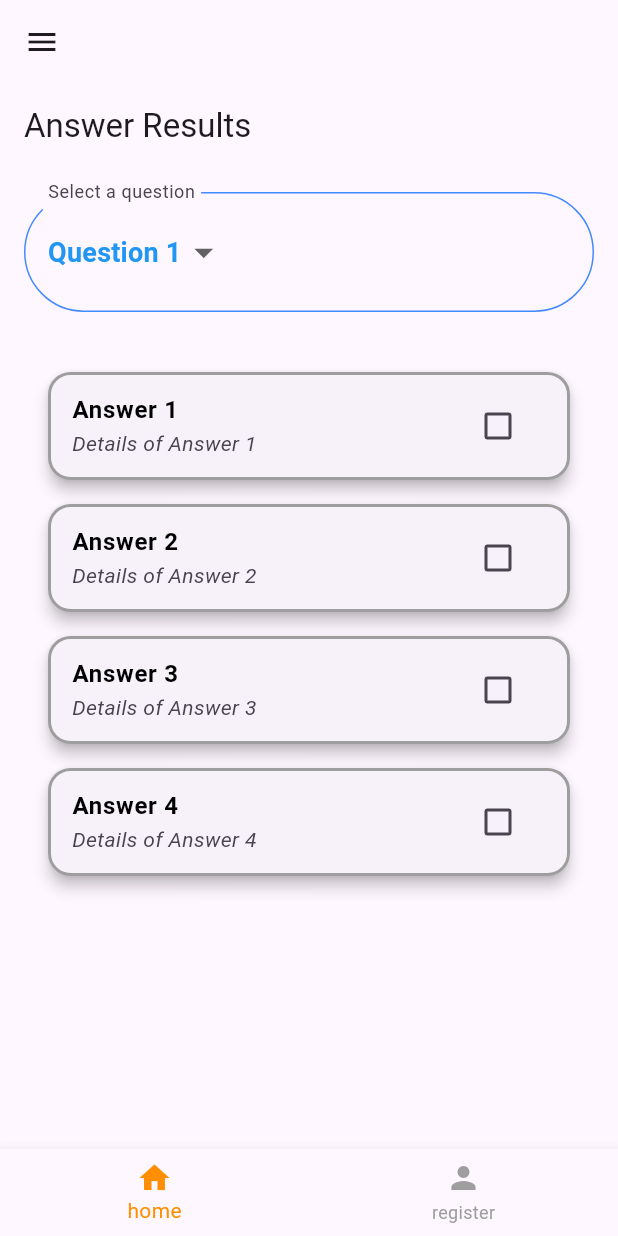
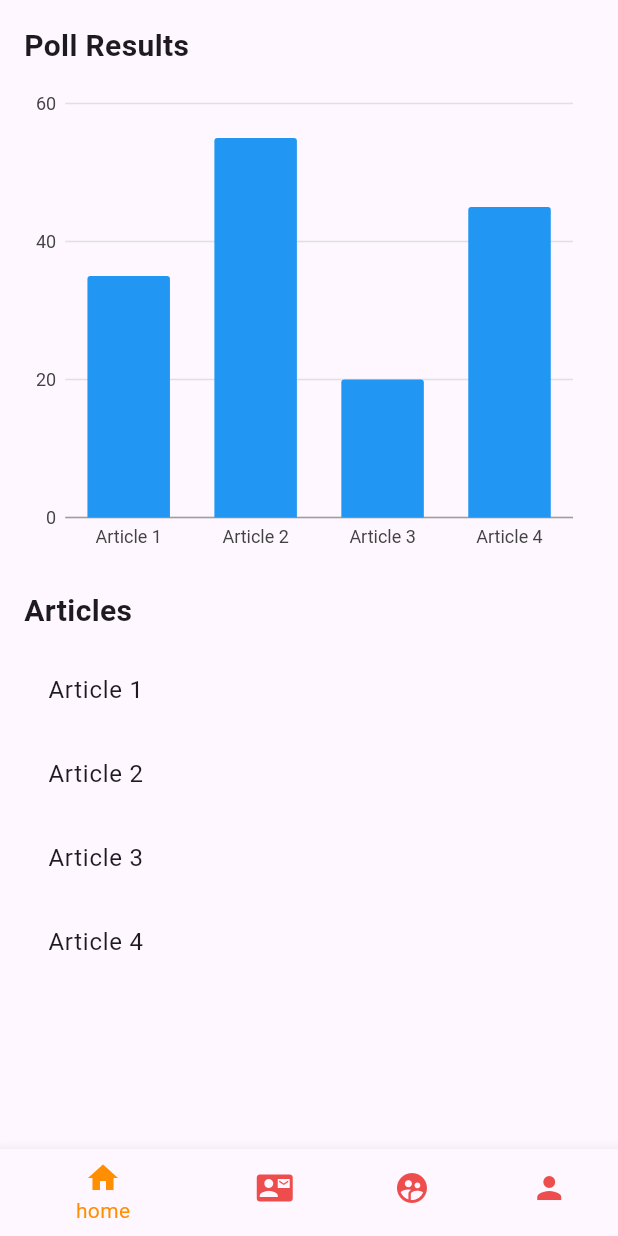
Before and after one commit to ktruong2702/Policy_Vote, a Flutter app: the Mainpage screen opened directly, on a phone screen of 412 x 824 dp. Run offline on Flutter 3.47's test engine with Material 3 defaults, Android fonts, the phone set to English and light mode, and no system bars; our stand-ins replace charts_flutter, cloud_firestore, firebase_core; accounts and stored records are empty; generated files the repository leaves out were written again.

Commit message:
Organize the layout

```diff
--- a/lib/mainpage.dart
+++ b/lib/mainpage.dart
@@ -1,6 +1,7 @@
 import 'package:bai3/model/user.dart';
 import 'package:bai3/page/createPoll.dart';
 import 'package:bai3/page/defulatwidget.dart';
+import 'package:bai3/page/home.dart';
 import 'package:bai3/page/login.dart';
 import 'package:bai3/page/recentPoll.dart';
 import 'package:bai3/page/resultPoll.dart';
@@ -27,15 +28,15 @@ class _MainpageState extends State<Mainpage> {
   }
 
   _loadWidget(int index) {
-    var nameWidgets = "SplashScreen";
     switch (index) {
       case 0:
         {
-          return const AnswerResultPage();
+          return  PollHomePage();
         }
+
       case 1:
         {
-          return const PollPage();
+          return const HomePage();
         }
       case 2:
         {
@@ -45,10 +46,7 @@ class _MainpageState extends State<Mainpage> {
         {
           return Detail(user: user);
         }
-      case 4:
-        {
-          return const SplashScreen();
-        }
+
       default:
         return const DefaultWidget(title: "None");
     }
@@ -57,69 +55,20 @@ class _MainpageState extends State<Mainpage> {
   @override
   Widget build(BuildContext context) {
     return Scaffold(
-      appBar: AppBar(),
-      drawer: Drawer(
-          child: ListView(
-        padding: EdgeInsets.zero,
-        children: [
-          const DrawerHeader(
-            decoration: BoxDecoration(
-              color: Colors.blue,
-            ),
-            child: Column(
-              mainAxisAlignment: MainAxisAlignment.center,
-              children: [
-                CircleAvatar(
-                  radius: 40,
-                  backgroundImage: NetworkImage(
-                      'https://googleflutter.com/sample_image.jpg'),
-                ),
-                SizedBox(
-                  height: 8,
-                ),
-                Text('Trần Gia Ân'),
-                Text('H@st.huflit.edu.vn'),
-              ],
-            ),
-          ),
-          ListTile(
-            leading: const Icon(Icons.home),
-            title: const Text('Home'),
-            onTap: () {
-              Navigator.pop(context);
-              _selectedIndex = 0;
-              setState(() {});
-            },
-          ),
-          ListTile(
-            leading: const Icon(Icons.person),
-            title: const Text('Register'),
-            onTap: () {
-              Navigator.pop(context);
-              _selectedIndex = 3;
-              setState(() {});
-            },
-          ),
-          const Divider(
-            color: Colors.black,
-          ),
-          ListTile(
-            leading: const Icon(Icons.exit_to_app),
-            title: const Text('Logout'),
-            onTap: () {
-              Navigator.push(
-                context,
-                MaterialPageRoute(builder: (context) => const LoginForm()),
-              );
-            },
-          ),
-        ],
-      )),
+
   bottomNavigationBar: BottomNavigationBar(
     items: const <BottomNavigationBarItem>[
       BottomNavigationBarItem(
         icon: Icon(Icons.home),
         label: 'home',
+      ),
+      BottomNavigationBarItem(
+        icon: Icon(Icons.contact_mail),
+        label: 'contact',
+      ),
+      BottomNavigationBarItem(
+        icon: Icon(Icons.supervised_user_circle),
+        label: 'Info',
       ),
       BottomNavigationBarItem(
         icon: Icon(Icons.person),
@@ -128,10 +77,11 @@ class _MainpageState extends State<Mainpage> {
     ],
     currentIndex: _selectedIndex,
     selectedItemColor: Colors.amber[800],
-        unselectedItemColor: Colors.grey,
+    unselectedItemColor: const Color.fromARGB(255, 238, 77, 77),
     onTap: _onItemTapped,
   ),
   body: _loadWidget(_selectedIndex),
 );
+
   }
 }
--- /dev/null
+++ b/lib/page/home.dart
@@ -0,0 +1,124 @@
+import 'package:flutter/material.dart';
+import 'package:charts_flutter/flutter.dart' as charts;
+
+class PollHomePage extends StatelessWidget {
+  @override
+  Widget build(BuildContext context) {
+    return Scaffold(
+
+      body: Padding(
+        padding: EdgeInsets.all(16.0),
+        child: Column(
+          crossAxisAlignment: CrossAxisAlignment.start,
+          children: [
+            Text(
+              'Poll Results',
+              style: TextStyle(fontSize: 20.0, fontWeight: FontWeight.bold),
+            ),
+            SizedBox(height: 10.0),
+            Expanded(
+              child: PollResultsChart(),
+            ),
+            SizedBox(height: 20.0),
+            Text(
+              'Articles',
+              style: TextStyle(fontSize: 20.0, fontWeight: FontWeight.bold),
+            ),
+            SizedBox(height: 10.0),
+            Expanded(
+              child: ArticleLinks(),
+            ),
+          ],
+        ),
+      ),
+    );
+  }
+}
+
+class PollResultsChart extends StatelessWidget {
+  @override
+  Widget build(BuildContext context) {
+    // Định nghĩa dữ liệu cho biểu đồ (đây là dữ liệu giả định)
+    var data = [
+      ClicksPerArticle('Article 1', 35),
+      ClicksPerArticle('Article 2', 55),
+      ClicksPerArticle('Article 3', 20),
+      ClicksPerArticle('Article 4', 45),
+    ];
+
+    // Tạo series cho biểu đồ
+    var series = [
+      charts.Series(
+        id: 'Clicks',
+        data: data,
+        domainFn: (ClicksPerArticle clicks, _) => clicks.article,
+        measureFn: (ClicksPerArticle clicks, _) => clicks.clicks,
+        colorFn: (_, __) => charts.MaterialPalette.blue.shadeDefault,
+      )
+    ];
+
+    // Tạo biểu đồ cột
+    return charts.BarChart(
+      series,
+      animate: true,
+    );
+  }
+}
+
+class ArticleLinks extends StatelessWidget {
+  @override
+  Widget build(BuildContext context) {
+    // Thay thế dữ liệu này bằng dữ liệu thực tế của bạn
+    // Mỗi liên kết sẽ dẫn đến một bài viết cụ thể
+    var articles = [
+      'Article 1',
+      'Article 2',
+      'Article 3',
+      'Article 4',
+    ];
+
+    // Tạo danh sách các liên kết đến các bài báo
+    return ListView.builder(
+      itemCount: articles.length,
+      itemBuilder: (context, index) {
+        return ListTile(
+          title: Text(articles[index]),
+          onTap: () {
+            // Điều hướng đến trang chi tiết của bài viết khi người dùng nhấn vào liên kết
+            Navigator.push(
+              context,
+              MaterialPageRoute(
+                  builder: (context) =>
+                      ArticleDetailPage(article: articles[index])),
+            );
+          },
+        );
+      },
+    );
+  }
+}
+
+class ClicksPerArticle {
+  final String article;
+  final int clicks;
+
+  ClicksPerArticle(this.article, this.clicks);
+}
+
+class ArticleDetailPage extends StatelessWidget {
+  final String article;
+
+  const ArticleDetailPage({required this.article});
+
+  @override
+  Widget build(BuildContext context) {
+    return Scaffold(
+      appBar: AppBar(
+        title: Text(article),
+      ),
+      body: Center(
+        child: Text('Detail of $article'),
+      ),
+    );
+  }
+}
--- a/pubspec.yaml
+++ b/pubspec.yaml
@@ -30,7 +30,7 @@ environment:
 dependencies:
   flutter:
     sdk: flutter
-
+  animations: ^2.0.1
   # The following adds the Cupertino Icons font to your application.
   # Use with the CupertinoIcons class for iOS style icons.
   cupertino_icons: ^1.0.2
@@ -40,6 +40,7 @@ dependencies:
 
   http: any
   firebase_auth: ^4.19.0
+  charts_flutter: ^0.12.0
 dev_dependencies:
   flutter_test:
     sdk: flutter
```
Also changed, not shown: lib/page/login.dart (+6 -83 lines), lib/page/polls.dart (+118 -139 lines). Lines whose indentation alone changed are shown as unchanged.
